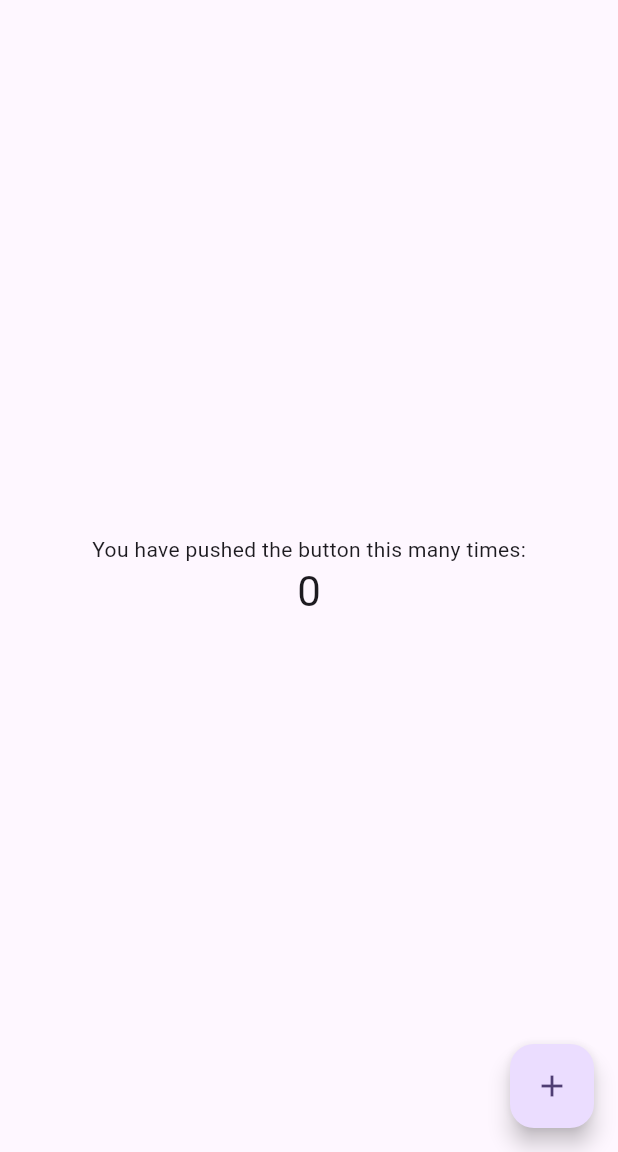
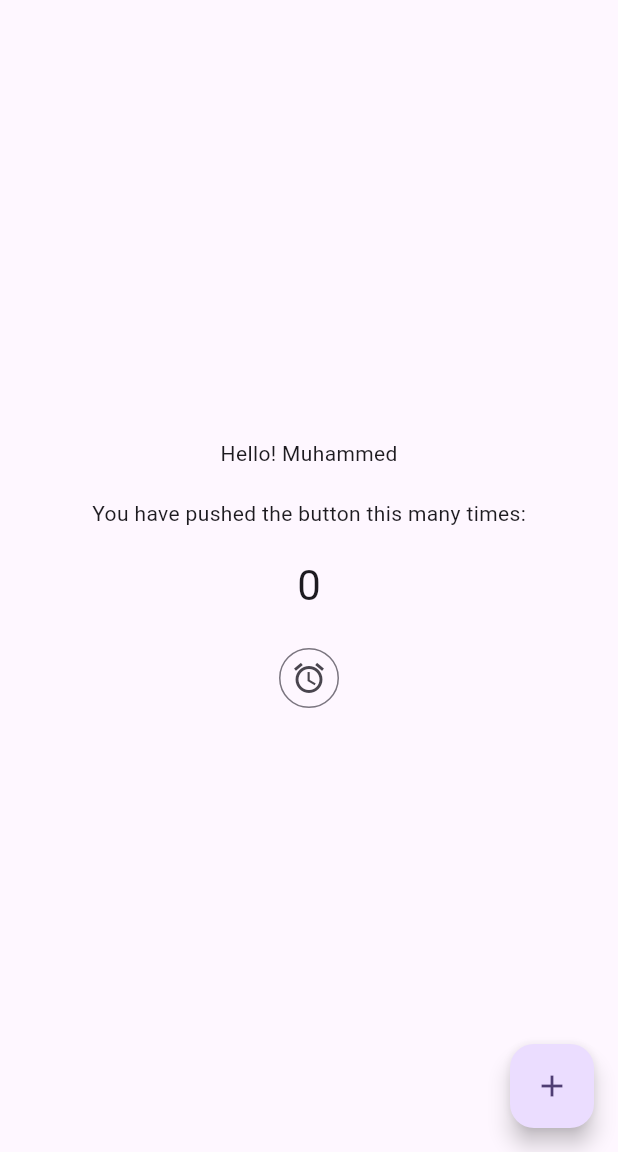
Before and after one commit to ebra2022-sudo/First_Flutter_App, a Flutter app: the screen it shows after launch, on a phone screen of 412 x 824 dp, the part 84-1236 px from its top. Run offline on Flutter 3.47's test engine with Material 3 defaults, Android fonts, the phone set to English and light mode, and no system bars; missing offline and left inert: dart:ffi.

Commit message:
Some modifiaction test

```diff
--- a/lib/main.dart
+++ b/lib/main.dart
@@ -1,3 +1,5 @@
+import 'dart:ffi';
+
 import 'package:flutter/material.dart';
 
 void main() {
@@ -103,11 +105,19 @@ class _MyHomePageState extends State<MyHomePage> {
           // action in the IDE, or press "p" in the console), to see the
           // wireframe for each widget.
           mainAxisAlignment: MainAxisAlignment.center,
+          spacing: 20.0,
           children: <Widget>[
-            const Text('You have pushed the button this many times:'),
+            Text("Hello! Muhammed"),
+            Text('You have pushed the button this many times:'),
             Text(
               '$_counter',
               style: Theme.of(context).textTheme.headlineMedium,
+            ),
+            IconButton.outlined(
+              onPressed: () => Void,
+              icon: Icon(Icons.access_alarm),
+              hoverColor: Color.fromARGB(255, 2, 14, 240),
+              tooltip: "Alarm icon",
             ),
           ],
         ),
```
